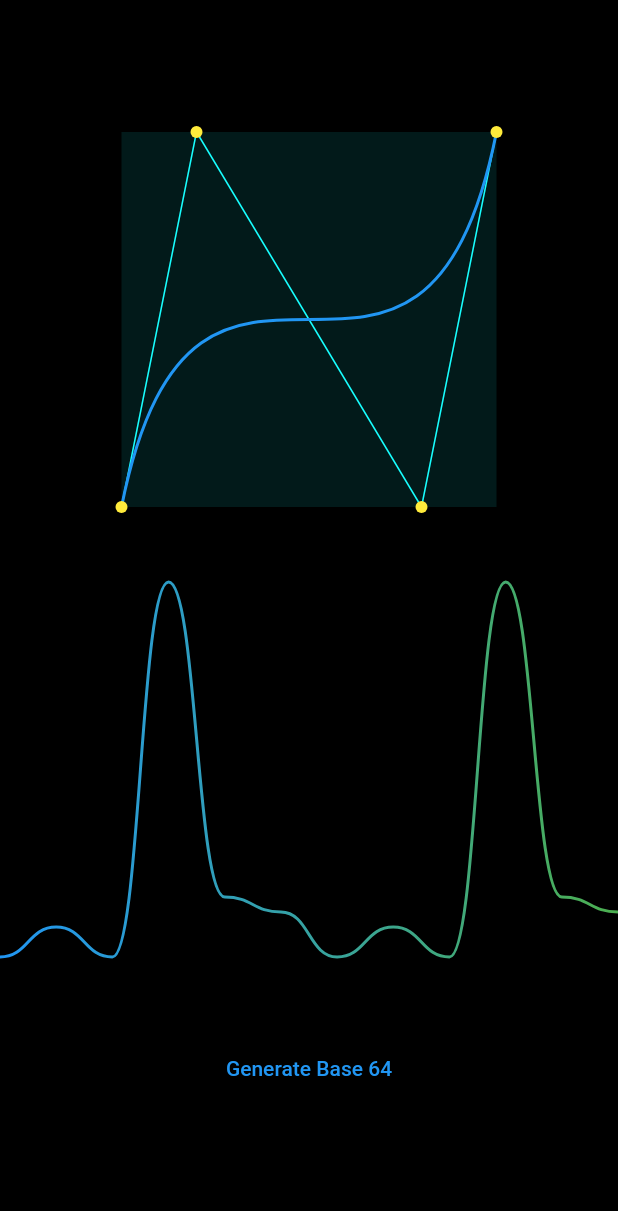
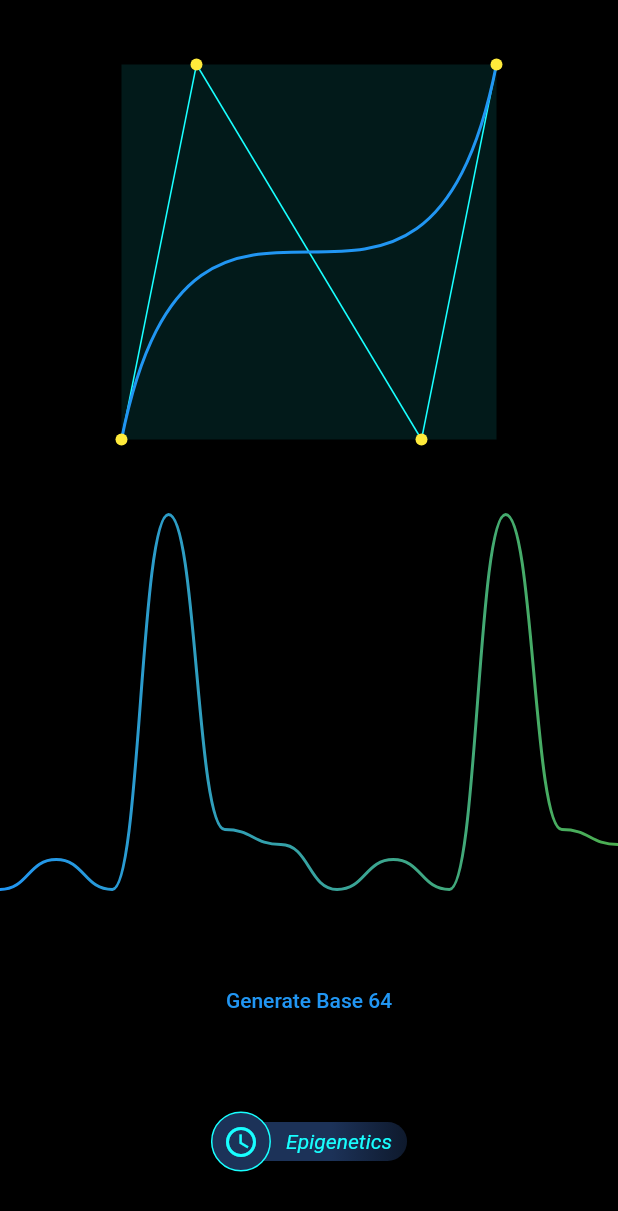
Before and after one commit to nirmal-mazhuvanpilly/flutter-custom-widgets, a Flutter app: the CubicBezierCurve screen opened directly, on a phone screen of 412 x 824 dp. Shown: the top 1211 px of the screen. Run offline on Flutter 3.47's test engine with Material 2 defaults, Android fonts, the phone set to English and light mode, and no system bars; our stand-ins replace cached_network_image, fl_chart, flutter_linkify, lottie, syncfusion_flutter_gauges; missing offline and left inert: rainbow_color.

Commit message:
Epigenetics Widget

```diff
--- a/lib/beizer/cubic_bezier.dart
+++ b/lib/beizer/cubic_bezier.dart
@@ -1,6 +1,7 @@
 import 'dart:convert';
 
 import 'package:flutter/material.dart';
+import 'package:limoverse_widgets/utils.dart';
 
 class CubicBezierCurve extends StatefulWidget {
   const CubicBezierCurve({super.key});
@@ -62,7 +63,48 @@ class _CubicBezierCurveState extends State<CubicBezierCurve> {
                   print(encoded);
                   print(decoded);
                 },
-                child: const Text("Generate Base 64"))
+                child: const Text("Generate Base 64")),
+            const SizedBox(height: 50),
+            Stack(
+              alignment: Alignment.centerLeft,
+              children: [
+                Container(
+                  padding: const EdgeInsets.symmetric(vertical: 5)
+                      .copyWith(left: 20, right: 10),
+                  margin: const EdgeInsets.only(left: 30),
+                  decoration: BoxDecoration(
+                      gradient: LinearGradient(
+                        colors: [
+                          HexColor("#1C3258"),
+                          HexColor("#1C3258").withOpacity(.50),
+                        ],
+                        stops: const [0.5, 1],
+                      ),
+                      borderRadius: const BorderRadius.only(
+                        topRight: Radius.circular(100),
+                        bottomRight: Radius.circular(100),
+                      )),
+                  child: const Text("Epigenetics",
+                      style: TextStyle(
+                          color: Colors.cyanAccent,
+                          fontStyle: FontStyle.italic)),
+                ),
+                Container(
+                  height: 40,
+                  width: 40,
+                  decoration: BoxDecoration(
+                      shape: BoxShape.circle,
+                      border: Border.all(color: Colors.cyanAccent),
+                      gradient: LinearGradient(colors: [
+                        HexColor("#1C3258"),
+                        HexColor("#1C3258"),
+                      ])),
+                  child: const Center(
+                      child: Icon(Icons.access_time_sharp,
+                          color: Colors.cyanAccent)),
+                ),
+              ],
+            )
           ],
         ),
       ),
```
